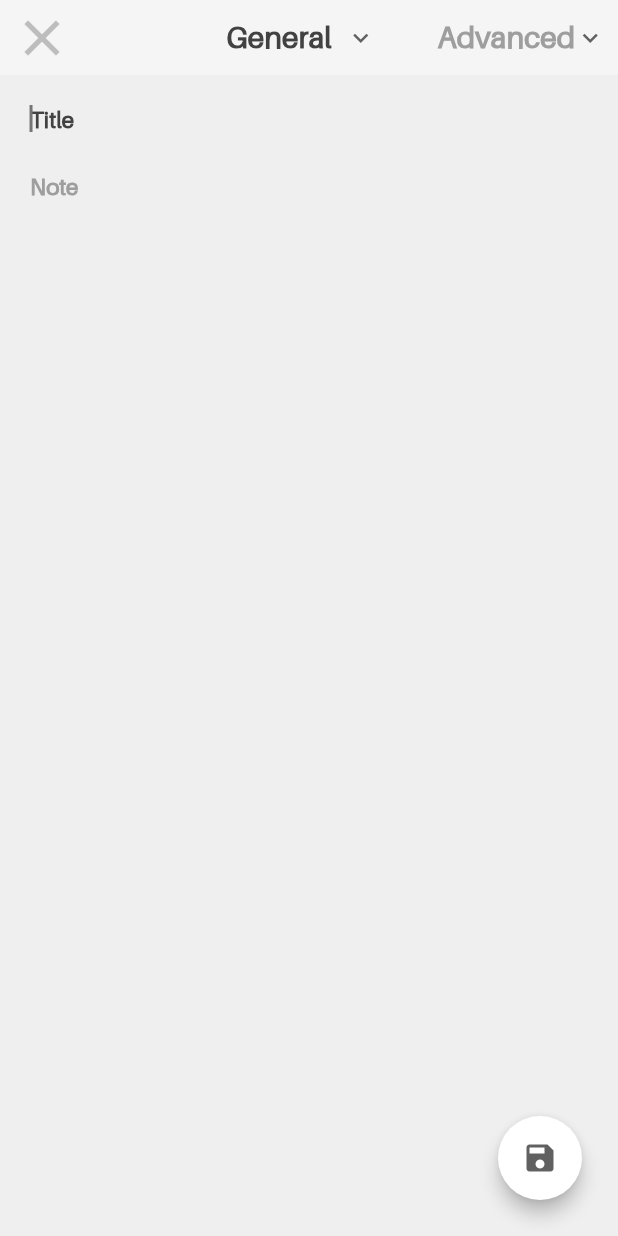
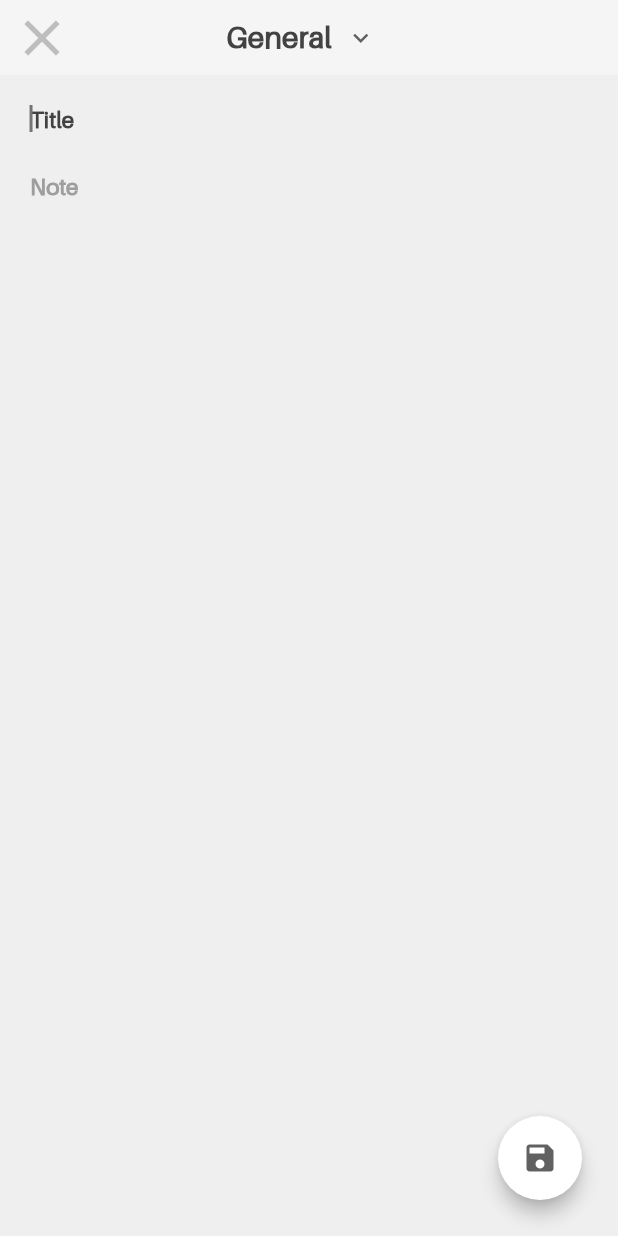
Before and after one commit to elifbilgep/NotebookUI, a Flutter app: the CreateNote screen opened directly, on a phone screen of 412 x 824 dp. Run offline on Flutter 3.47's test engine with Material 2 defaults, Android fonts, the phone set to English and light mode, and no system bars; missing offline and left inert: dart:ffi.

```diff
--- a/lib/pages/create_note.dart
+++ b/lib/View/pages/create_note.dart
@@ -67,7 +67,7 @@ class _CreateNoteState extends State<CreateNote> {
           SizedBox(
             width: size.width * 0.1,
           ),
-          dropDownPriorty()
+
         ],
       ),
     );
@@ -100,7 +100,7 @@ class _CreateNoteState extends State<CreateNote> {
     );
   }
 
-  Widget dropDownPriorty() {
+  /* Widget dropDownPriorty() {
     return DropdownButton<String>(
       value: priortyValue,
       icon: Icon(Icons.keyboard_arrow_down_sharp),
@@ -119,12 +119,12 @@ class _CreateNoteState extends State<CreateNote> {
           value: value,
           child: Text(
             value,
-            style: headerStyle3_1,
+            style: headerStyle3.copyWith(fontSize: 16),
           ),
         );
       }).toList(),
     );
-  }
+  } */
 
   Widget buildTitleFormField(Size size) {
     return Form(
--- a/lib/pages/home.dart
+++ b/lib/View/pages/home.dart
@@ -1,7 +1,8 @@
 import 'package:flutter/material.dart';
 
-import '../const.dart';
-import '../lists.dart';
+import '../../const.dart';
+import '../../lists.dart';
+
 
 class HomePage extends StatelessWidget {
   var size;
@@ -71,6 +72,7 @@ class HomePage extends StatelessWidget {
       ),
     );
   }
+
 
   Widget buildCategories(Size size) {
     return Container(
--- a/lib/pages/login.dart
+++ b/lib/View/pages/login.dart
@@ -1,6 +1,8 @@
 import 'package:flutter/material.dart';
 
-import '../const.dart';
+import '../../const.dart';
+
+
 
 class LoginPage extends StatelessWidget {
   Size size;
```
Also changed, not shown: lib/main.dart (+2 -6 lines), lib/View/pages/note_page.dart (renamed from lib/pages/note_page.dart), lib/View/pages/setting.dart (renamed from lib/pages/setting.dart), pubspec.lock, 3 other files.
